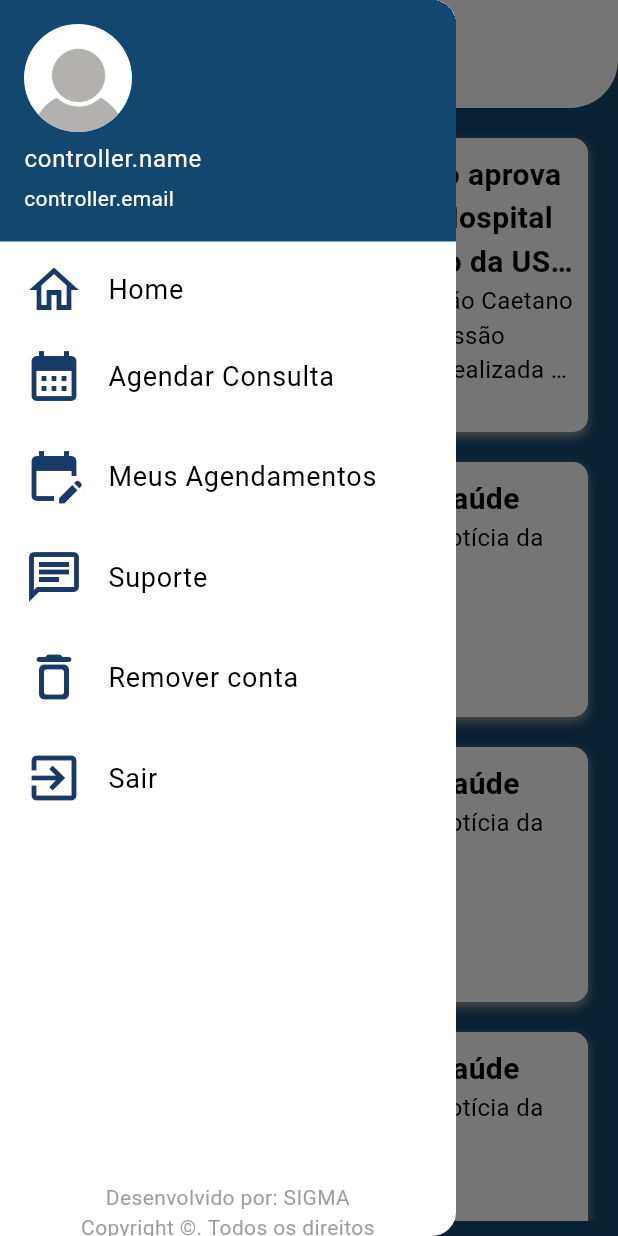
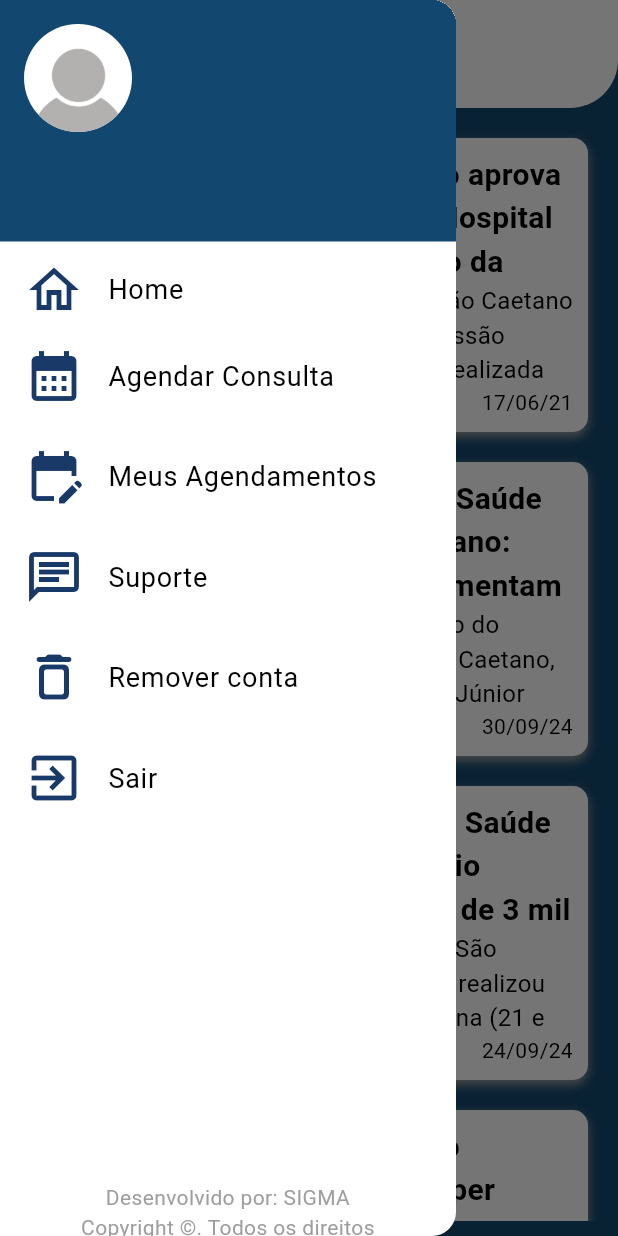
Before and after one commit to vilar95/mobile-sigma, a Flutter app: the HomeScreen screen opened by its route, with the side drawer open, on a phone screen of 412 x 824 dp. Run offline on Flutter 3.47's test engine with Material 3 defaults, Android fonts, the phone set to English and light mode, and no system bars; our stand-ins replace brasil_fields, dio, flutter_mobx, flutter_multi_formatter, logger, mobx and 1 more; accounts and stored records are empty; generated files the repository leaves out were written again.

Commit message:
Atualiza tela de home;

```diff
--- a/lib/authentication/services/dio_endpoints.dart
+++ b/lib/authentication/services/dio_endpoints.dart
@@ -1,7 +1,7 @@
 class DioEndpoints {
-  static const String baseUrl = "http://35.193.111.224/backend";
-
-  static const String scheduleLists = "mySchedules.json";
+  //static const String baseUrl = "http://35.193.111.224/backend";
+  //static const String baseUrl = "http://172.19.240.1:8080/backend";
+  static const String baseUrl = "http://192.168.3.8:8080/backend";
 
   static const String logs = "logs.json";
 }
--- a/lib/authentication/services/dio_service.dart
+++ b/lib/authentication/services/dio_service.dart
@@ -43,6 +43,7 @@ class DioService {
         print('erroooooooooooooooooooooooooooooooooooo');
       } else {
         print('Erro sem resposta: ${e.requestOptions}');
+        print('erro: ${e.message}');
       }
     } on Exception catch (e) {
       print('Erro inesperado: $e');
@@ -68,7 +69,7 @@ class DioService {
         data: {
           "email": email,
           "password": password,
-          "name": name = "Eduardo",
+          "name": name,
           "data_nascimento": birthDate,
           "genero": gender,
           "cpf": cpf,
@@ -117,10 +118,14 @@ class DioService {
     }
   }
 
-  Future<Response> geDoctorApi() async {
+  Future<Response> getDoctorApi() async {
     print(DioEndpoints.baseUrl);
     try {
       final response = await _dio.get(DioEndpoints.baseUrl);
+
+      final prefs = await SharedPreferences.getInstance();
+      await prefs.setString('doctor', response.data.toString());
+      prefs.getString('doctor');
       print('apiResponse: ${response.data}');
       print('apiResponse: ${response.data.runtimeType}');
       pragma('apiResponse: $response');
--- a/lib/screens/auth_screen.dart
+++ b/lib/screens/auth_screen.dart
@@ -1,5 +1,3 @@
-import 'dart:math';
-
 import 'package:flutter/material.dart';
 import 'package:flutter/services.dart';
 import 'package:flutter_mobx/flutter_mobx.dart';
--- a/lib/screens/home_screen.dart
+++ b/lib/screens/home_screen.dart
@@ -33,88 +33,45 @@ class _HomeScreenState extends State<HomeScreen> {
             child: Column(
               children: [
                 BoxNewsWidget(
-                  title: 'São Caetano aprova criação do Hospital Universitário da USCS',
-                  description: 'A Câmara de São Caetano aprovou, em sessão extraordinária realizada na noite desta quinta-feira (17/06), o projeto de lei que autoriza a Prefeitura a firmar convênio com a USCS (Universidade Municipal de São Caetano do Sul) para a criação do Hospital Universitário da USCS.',
+                  title:
+                      'São Caetano aprova criação do Hospital Universitário da USCS',
+                  description:
+                      'A Câmara de São Caetano aprovou, em sessão extraordinária realizada na noite desta quinta-feira (17/06), o projeto de lei que autoriza a Prefeitura a firmar convênio com a USCS (Universidade Municipal de São Caetano do Sul) para a criação do Hospital Universitário da USCS.',
                   imageUrl: Image.asset('assets/new_hospital.png'),
                   date: DateTime.parse('2021-06-17'),
-                  url: "https://www.reporterdiario.com.br/noticia/3039770/camara-de-sao-caetano-aprova-criacao-do-hospital-universitario-da-uscs/",
+                  url:
+                      "https://www.reporterdiario.com.br/noticia/3039770/camara-de-sao-caetano-aprova-criacao-do-hospital-universitario-da-uscs/",
+                ),
+                BoxNewsWidget(
+                  title:
+                      'Desafios na Saúde de São Caetano: Médicos Aumentam a Pressão para Reduzir tempo de atendimento',
+                  description:
+                      'A administração do prefeito de São Caetano, José Auricchio Júnior (PSD), que tem como secretário de Saúde Guilherme Crepaldi Esposito,'
+                      'está forçando os médicos da rede pública a diminuir em 25% o tempo de consulta por paciente, passando de 20 minutos para no máximo 15 minutos. A meta é aliviar a demanda reprimida por atendimento básico e primário. Durante os meses de junho e julho, o líder do Executivo realizou mutirões para diminuir as filas na clínica geral.',
+                  imageUrl: Image.asset('assets/desafio_saude.png'),
+                  date: DateTime.parse('2024-09-30'),
+                ),
+                BoxNewsWidget(
+                  title:
+                      'Atende Fácil Saúde Extraordinário realiza mais de 3 mil atendimentos em SCS',
+                  description:
+                      'A Prefeitura de São Caetano do Sul realizou no fim de semana (21 e 22/9) o Atende Fácil Saúde Extraordinário, com exames e consultas em diversas especialidades.'
+                      'Foram 3.096 atendimentos, com envolvimento de 150 colaboradores, entre médicos, enfermeiros e equipes administrativas e de apoio.',
+                  imageUrl: Image.asset('assets/atende-facil-saude-SCS.png'),
+                  date: DateTime.parse('2024-09-24'),
+                ),
+                BoxNewsWidget(
+                  title:
+                      'São Caetano inaugura Super Centro de Saúde com quatro serviços',
+                  description:
+                      'O prefeito de São Caetano do Sul, José Auricchio Júnior, e a secretária de Saúde, Regina Maura Zetone, inauguraram em 9 de março a Unidade Médica Especializada Super Centro de Saúde, que funciona em parceria com a Fundação do ABC.',
+                  imageUrl: Image.asset('assets/super-centro-de-saude.png'),
+                  date: DateTime.parse('2024-03-15'),
                 ),
                 BoxNewsWidget(
                   title: 'Notícia da Saúde',
                   description: 'Descrição da notícia da saúde',
                   imageUrl: Image.asset('assets/logo_icon.png'),
-                  date: DateTime.now(),
-                ),
-                BoxNewsWidget(
-                  title: 'Notícia da Saúde',
-                  description: 'Descrição da notícia da saúde',
-                  imageUrl: Image.asset('assets/logo_icon.png', width: 150),
-                  date: DateTime.now(),
-                ),
-                BoxNewsWidget(
-                  title: 'Notícia da Saúde',
-                  description: 'Descrição da notícia da saúde',
-                  imageUrl: Image.asset('assets/logo_icon.png', width: 150),
-                  date: DateTime.now(),
-                ),
-                BoxNewsWidget(
-                  title: 'Notícia da Saúde',
-                  description: 'Descrição da notícia da saúde',
-                  imageUrl: Image.asset('assets/logo_icon.png', width: 150),
-                  date: DateTime.now(),
-                ),
-                BoxNewsWidget(
-                  title: 'Notícia da Saúde',
-                  description: 'Descrição da notícia da saúde',
-                  imageUrl: Image.asset('assets/logo_icon.png', width: 150),
-                  date: DateTime.now(),
-                ),
-                BoxNewsWidget(
-                  title: 'Notícia da Saúde',
-                  description: 'Descrição da notícia da saúde',
-                  imageUrl: Image.asset('assets/logo_icon.png', width: 150),
-                  date: DateTime.now(),
-                ),
-                BoxNewsWidget(
-                  title: 'Notícia da Saúde',
-                  description: 'Descrição da notícia da saúde',
-                  imageUrl: Image.asset('assets/logo_icon.png', width: 150),
-                  date: DateTime.now(),
-                ),
-                BoxNewsWidget(
-                  title: 'Notícia da Saúde',
-                  description: 'Descrição da notícia da saúde',
-                  imageUrl: Image.asset('assets/logo_icon.png', width: 150),
-                  date: DateTime.now(),
-                ),
-                BoxNewsWidget(
-                  title: 'Notícia da Saúde',
-                  description: 'Descrição da notícia da saúde',
-                  imageUrl: Image.asset('assets/logo_icon.png', width: 150),
-                  date: DateTime.now(),
-                ),
-                BoxNewsWidget(
-                  title: 'Notícia da Saúde',
-                  description: 'Descrição da notícia da saúde',
-                  imageUrl: Image.asset('assets/logo_icon.png', width: 150),
-                  date: DateTime.now(),
-                ),
-                BoxNewsWidget(
-                  title: 'Notícia da Saúde',
-                  description: 'Descrição da notícia da saúde',
-                  imageUrl: Image.asset('assets/logo_icon.png', width: 150),
-                  date: DateTime.now(),
-                ),
-                BoxNewsWidget(
-                  title: 'Notícia da Saúde',
-                  description: 'Descrição da notícia da saúde',
-                  imageUrl: Image.asset('assets/logo_icon.png', width: 150),
-                  date: DateTime.now(),
-                ),
-                BoxNewsWidget(
-                  title: 'Notícia da Saúde',
-                  description: 'Descrição da notícia da saúde',
-                  imageUrl: Image.asset('assets/logo_icon.png', width: 150),
                   date: DateTime.now(),
                 ),
               ],
--- a/lib/screens/widgets/box_news_widget.dart
+++ b/lib/screens/widgets/box_news_widget.dart
@@ -44,7 +44,7 @@ class _BoxNewsWidgetState extends State<BoxNewsWidget> {
         child: SingleChildScrollView(
           scrollDirection: Axis.vertical,
           child: Row(
-            crossAxisAlignment: CrossAxisAlignment.start,
+            crossAxisAlignment: CrossAxisAlignment.center,
             mainAxisSize: MainAxisSize.min,
             children: [
                 SizedBox(
@@ -52,15 +52,16 @@ class _BoxNewsWidgetState extends State<BoxNewsWidget> {
                 height: 150,
                 child: widget.imageUrl!,
                 ),
+
               const SizedBox(width: 10),
               Flexible(
                 fit: FlexFit.loose,
                 child: Column(
-                  crossAxisAlignment: CrossAxisAlignment.start,
+                  crossAxisAlignment: CrossAxisAlignment.end,
                   children: [
                     Text(
                       maxLines: 3,
-                      overflow: TextOverflow.ellipsis,
+                      overflow: TextOverflow.clip,
                       widget.title!,
                       style: const TextStyle(
                         fontSize: 20,
@@ -70,7 +71,7 @@ class _BoxNewsWidgetState extends State<BoxNewsWidget> {
                     Text(
                       widget.description!,
                       maxLines: 3,
-                      overflow: TextOverflow.ellipsis,
+                      overflow: TextOverflow.clip,
                       style: const TextStyle(
                         fontSize: 16,
                         fontWeight: FontWeight.normal,
--- a/lib/screens/widgets/drawer_widget.dart
+++ b/lib/screens/widgets/drawer_widget.dart
@@ -31,15 +31,15 @@ class _DrawerWidgetState extends State<DrawerWidget> {
                 backgroundImage:
                     photoURL != null ? AssetImage(photoURL!) : null,
                 backgroundColor: Colors.white),
-            accountName: const Text(
-              'controller.name',
-              style: TextStyle(
+            accountName: Text(
+              controller.name,
+              style: const TextStyle(
                 color: Colors.white,
               ),
             ),
-            accountEmail: const Text(
-              'controller.email',
-              style: TextStyle(
+            accountEmail: Text(
+              controller.email,
+              style: const TextStyle(
                 color: Colors.white,
               ),
             ),
--- a/pubspec.yaml
+++ b/pubspec.yaml
@@ -65,6 +65,9 @@ flutter:
     - assets/semconsultas.png
     - assets/profile_picture.png
     - assets/new_hospital.png
+    - assets/atende-facil-saude-SCS.png
+    - assets/desafio_saude.png
+    - assets/super-centro-de-saude.png
 
 flutter_native_splash:
   image: "assets/logo_icon.png"
```
Also changed, not shown: assets/atende-facil-saude-SCS.png (added), assets/desafio_saude.png (added), assets/super-centro-de-saude.png (added).
